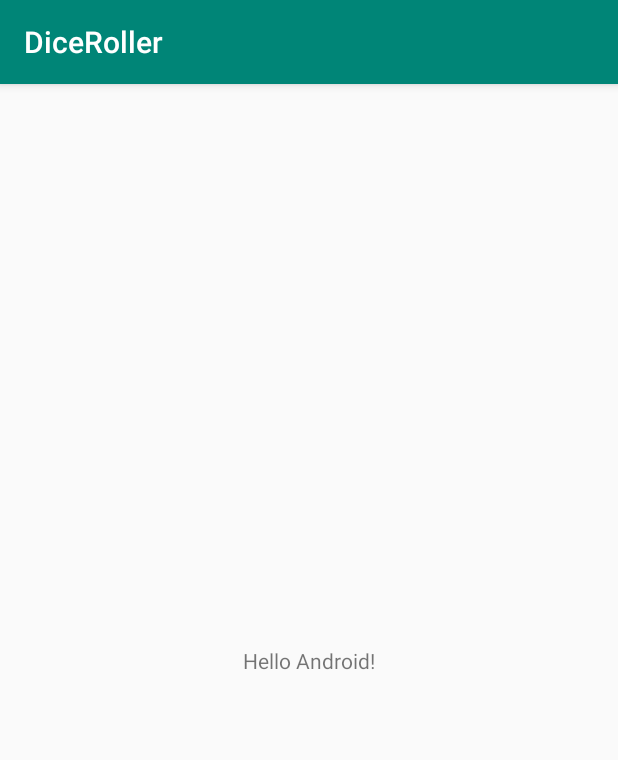
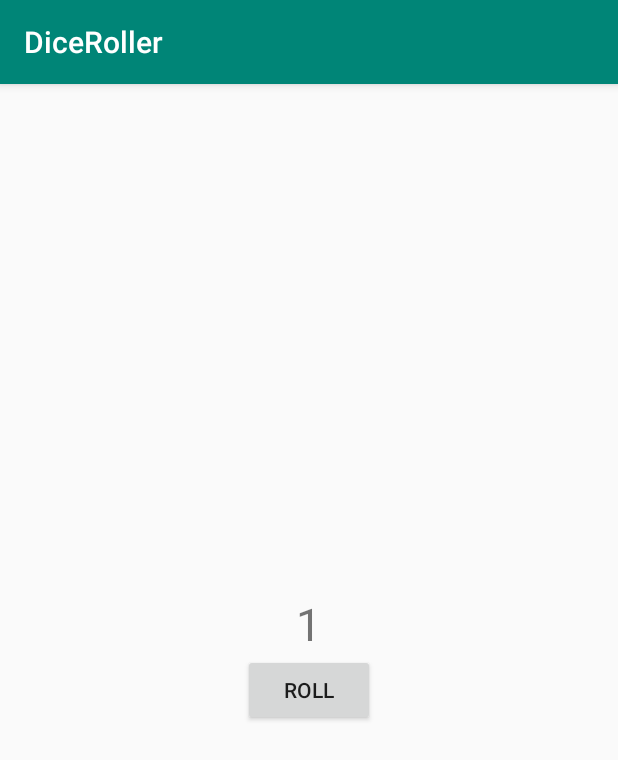
Before and after one commit to multiversetheorie/DiceRoller, an Android app: the screen it shows after launch (MainActivity), on a phone screen of 412 x 824 dp. Shown: the top 760 px of the screen. Run offline under Robolectric (Android 15) with nearby library versions, the phone set to English and light mode, and no system bars.

Commit message:
Added LinearLayout instead of ConstraintLayout. Added button.

```diff
--- a/app/src/main/res/layout/activity_main.xml
+++ b/app/src/main/res/layout/activity_main.xml
@@ -1,19 +1,25 @@
 <?xml version="1.0" encoding="utf-8"?>
-<androidx.constraintlayout.widget.ConstraintLayout
-        xmlns:android="http://schemas.android.com/apk/res/android"
-        xmlns:tools="http://schemas.android.com/tools"
-        xmlns:app="http://schemas.android.com/apk/res-auto"
-        android:layout_width="match_parent"
-        android:layout_height="match_parent"
-        tools:context=".MainActivity">
+<LinearLayout xmlns:android="http://schemas.android.com/apk/res/android"
+              xmlns:tools="http://schemas.android.com/tools"
+              android:layout_width="match_parent"
+              android:layout_height="wrap_content"
+              android:orientation="vertical"
+              android:layout_gravity="center_vertical"
+              tools:context=".MainActivity">
 
     <TextView
             android:layout_width="wrap_content"
             android:layout_height="wrap_content"
-            android:text="Hello Android!"
-            app:layout_constraintBottom_toBottomOf="parent"
-            app:layout_constraintLeft_toLeftOf="parent"
-            app:layout_constraintRight_toRightOf="parent"
-            app:layout_constraintTop_toTopOf="parent"/>
+            android:text="1"
+            android:textSize="30sp"
+            android:layout_gravity="center_horizontal"
+    />
 
-</androidx.constraintlayout.widget.ConstraintLayout>
+    <Button
+            android:layout_width="wrap_content"
+            android:layout_height="wrap_content"
+            android:text="@string/roll"
+            android:layout_gravity="center_horizontal"
+    />
+
+</LinearLayout>
--- a/app/src/main/res/values/strings.xml
+++ b/app/src/main/res/values/strings.xml
@@ -1,3 +1,4 @@
 <resources>
     <string name="app_name">DiceRoller</string>
+    <string name="roll">Roll</string>
 </resources>
```
